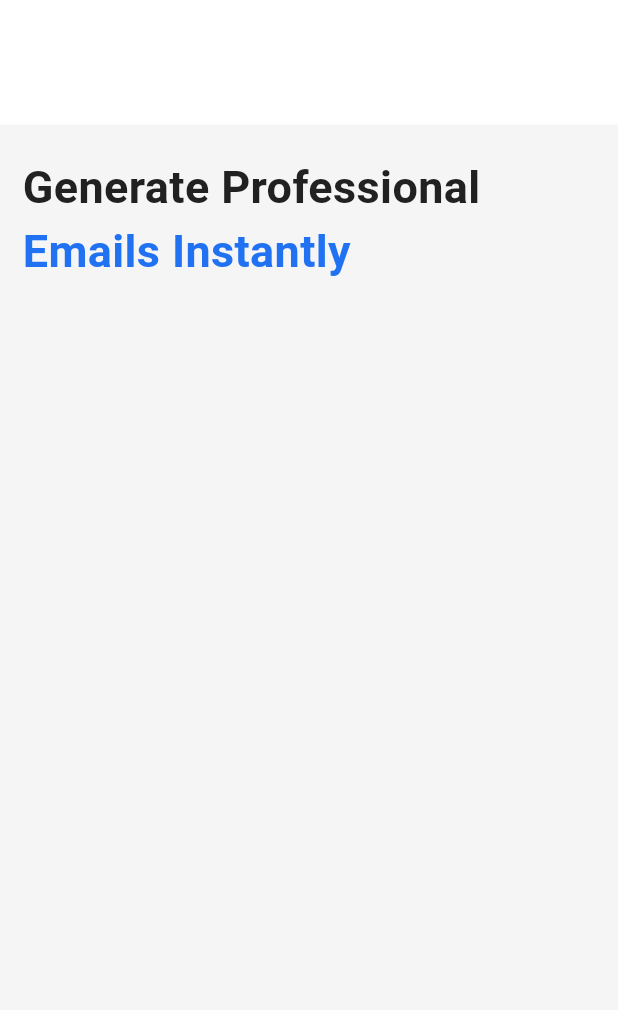
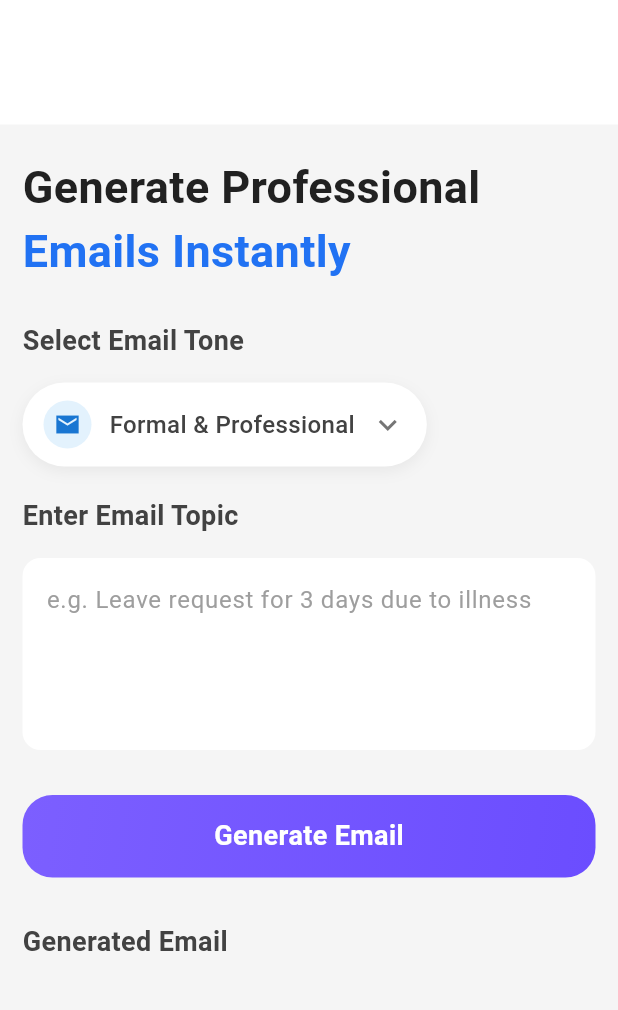
Before and after one commit to thizkavinda25/MailMuse-AI-Flutter-Gemini-, a Flutter app: the screen it shows after launch, on a phone screen of 412 x 824 dp, the part 78-1088 px from its top. Run offline on Flutter 3.47's test engine with Material 3 defaults, Android fonts, the phone set to English and light mode, and no system bars; our stand-ins replace google_fonts, logger, lottie.

Commit message:
implement Gemini request handling

```diff
--- a/analysis_options.yaml
+++ b/analysis_options.yaml
@@ -7,6 +7,9 @@
 
 # The following line activates a set of recommended lints for Flutter apps,
 # packages, and plugins designed to encourage good coding practices.
+analyzer:
+  errors:
+    deprecated_member_use: ignore
 include: package:flutter_lints/flutter.yaml
 
 linter:
--- a/lib/main.dart
+++ b/lib/main.dart
@@ -1,5 +1,7 @@
 import 'package:flutter/material.dart';
+import 'package:provider/provider.dart';
 import 'package:mail_muse/screens/home_screen.dart';
+import 'providers/email_provider.dart';
 
 void main() {
   runApp(const MyApp());
@@ -10,13 +12,16 @@ class MyApp extends StatelessWidget {
 
   @override
   Widget build(BuildContext context) {
-    return MaterialApp(
-      debugShowCheckedModeBanner: false,
-      title: 'Flutter Demo',
-      theme: ThemeData(
-        colorScheme: ColorScheme.fromSeed(seedColor: Colors.deepPurple),
+    return ChangeNotifierProvider(
+      create: (_) => EmailProvider(),
+      child: MaterialApp(
+        debugShowCheckedModeBanner: false,
+        title: 'MailMuse AI',
+        theme: ThemeData(
+          colorScheme: ColorScheme.fromSeed(seedColor: Colors.deepPurple),
+        ),
+        home: const HomeScreen(),
       ),
-      home: const HomeScreen(),
     );
   }
 }
--- /dev/null
+++ b/lib/models/email_model.dart
@@ -0,0 +1,6 @@
+class EmailModel {
+  final String tone;
+  final String topic;
+
+  EmailModel({required this.tone, required this.topic});
+}
--- /dev/null
+++ b/lib/providers/email_provider.dart
@@ -0,0 +1,45 @@
+import 'package:flutter/material.dart';
+import '../services/gemini_service.dart';
+
+class EmailProvider extends ChangeNotifier {
+  String _selectedTone = 'Formal & Professional';
+  String _generatedEmail = '';
+  bool _isLoading = false;
+
+  final GeminiService _geminiService = GeminiService();
+
+  String get selectedTone => _selectedTone;
+  String get generatedEmail => _generatedEmail;
+  bool get isLoading => _isLoading;
+
+  void updateTone(String tone) {
+    _selectedTone = tone;
+    notifyListeners();
+  }
+
+  Future<void> generateEmail(
+    String topic,
+    TextEditingController controller,
+  ) async {
+    if (topic.trim().isEmpty) return;
+
+    _isLoading = true;
+    _generatedEmail = '';
+    notifyListeners();
+
+    try {
+      final result = await _geminiService.generateEmail(
+        topic: topic,
+        tone: _selectedTone,
+      );
+
+      _generatedEmail = result;
+      controller.clear();
+    } catch (e) {
+      _generatedEmail = "Error generating email. Please try again.";
+    }
+
+    _isLoading = false;
+    notifyListeners();
+  }
+}
--- a/lib/screens/home_screen.dart
+++ b/lib/screens/home_screen.dart
@@ -1,6 +1,12 @@
 import 'package:flutter/material.dart';
+import 'package:flutter/services.dart';
+import 'package:google_fonts/google_fonts.dart';
+import 'package:provider/provider.dart';
 import 'package:mail_muse/widgets/custom_app_bar.dart';
+import 'package:mail_muse/widgets/custom_button.dart';
 import 'package:mail_muse/widgets/home_header_text.dart';
+import 'package:mail_muse/widgets/popup_menu.dart';
+import '../providers/email_provider.dart';
 
 class HomeScreen extends StatefulWidget {
   const HomeScreen({super.key});
@@ -10,11 +16,16 @@ class HomeScreen extends StatefulWidget {
 }
 
 class _HomeScreenState extends State<HomeScreen> {
+  final TextEditingController topicController = TextEditingController();
+
   @override
   Widget build(BuildContext context) {
+    final provider = Provider.of<EmailProvider>(context);
+
     return Scaffold(
       backgroundColor: Colors.grey.shade100,
-      body: Column(
+      body: SingleChildScrollView(
+        child: Column(
           crossAxisAlignment: CrossAxisAlignment.start,
           children: [
             const CustomAppBar(),
@@ -23,11 +34,127 @@ class _HomeScreenState extends State<HomeScreen> {
               padding: const EdgeInsets.symmetric(horizontal: 15),
               child: Column(
                 crossAxisAlignment: CrossAxisAlignment.start,
-              children: [const HomeHeaderText()],
+                children: [
+                  const HomeHeaderText(),
+                  SizedBox(height: 25),
+                  _subText('Select Email Tone'),
+                  SizedBox(height: 15),
+                  const PopupMenu(),
+                  SizedBox(height: 20),
+                  _subText('Enter Email Topic'),
+                  SizedBox(height: 15),
+                  TextField(
+                    controller: topicController,
+                    maxLines: 4,
+                    decoration: InputDecoration(
+                      filled: true,
+                      fillColor: Colors.white,
+                      hintText: 'e.g. Leave request for 3 days due to illness',
+                      hintStyle: GoogleFonts.roboto(
+                        fontSize: 16,
+                        color: Colors.grey.shade500,
+                      ),
+                      border: OutlineInputBorder(
+                        borderRadius: BorderRadius.circular(12),
+                        borderSide: BorderSide.none,
+                      ),
+                    ),
+                  ),
+                  SizedBox(height: 30),
+                  CustomButton(
+                    text: 'Generate Email',
+                    onTap: () => provider.generateEmail(
+                      topicController.text,
+                      topicController,
+                    ),
+                  ),
+                  SizedBox(height: 30),
+                  _subText('Generated Email'),
+                  SizedBox(height: 15),
+
+                  if (provider.isLoading)
+                    Center(child: CircularProgressIndicator()),
+
+                  if (provider.generatedEmail.isNotEmpty)
+                    Container(
+                      padding: EdgeInsets.all(16),
+                      decoration: BoxDecoration(
+                        color: Colors.white,
+                        borderRadius: BorderRadius.circular(12),
+                        boxShadow: [
+                          BoxShadow(
+                            color: Colors.black.withOpacity(0.05),
+                            blurRadius: 8,
+                            offset: Offset(0, 3),
+                          ),
+                        ],
+                      ),
+                      child: Column(
+                        crossAxisAlignment: CrossAxisAlignment.start,
+                        children: [
+                          Row(
+                            mainAxisAlignment: MainAxisAlignment.end,
+                            children: [
+                              GestureDetector(
+                                onTap: () {
+                                  Clipboard.setData(
+                                    ClipboardData(text: provider.generatedEmail),
+                                  );
+                                  ScaffoldMessenger.of(context).showSnackBar(
+                                    SnackBar(
+                                      content: Text("Email copied successfully"),
+                                    ),
+                                  );
+                                },
+                                child: Row(
+                                  children: [
+                                    Icon(
+                                      Icons.copy,
+                                      size: 18,
+                                      color: Colors.grey.shade700,
+                                    ),
+                                    SizedBox(width: 6),
+                                    Text(
+                                      "Copy",
+                                      style: GoogleFonts.roboto(
+                                        fontSize: 14,
+                                        fontWeight: FontWeight.w500,
+                                        color: Colors.grey.shade700,
                                       ),
                                     ),
                                   ],
                                 ),
+                              ),
+                            ],
+                          ),
+                          SizedBox(height: 10),
+                          SelectableText(
+                            provider.generatedEmail,
+                            style: GoogleFonts.roboto(
+                              fontSize: 16,
+                              color: Colors.grey.shade800,
+                            ),
+                          ),
+                        ],
+                      ),
+                    ),
+                ],
+              ),
+            ),
+          ],
+        ),
+      ),
     );
   }
 }
+
+Widget _subText(String text) {
+  return Text(
+    text,
+    style: GoogleFonts.roboto(
+      fontSize: 18,
+      fontWeight: FontWeight.w600,
+      color: Colors.grey.shade800,
+    ),
+  );
+}
--- /dev/null
+++ b/lib/services/gemini_service.dart
@@ -0,0 +1,51 @@
+import 'dart:convert';
+import 'package:http/http.dart' as http;
+import 'package:logger/logger.dart';
+
+class GeminiService {
+  static const String _apiKey = "AIzaSyCktHsSm1nAkxTQhdqubhT-o-jC9ehlFoo";
+
+  static const String _baseUrl =
+      "https://generativelanguage.googleapis.com/v1/models/gemini-pro:generateContent";
+
+  final Logger _logger = Logger();
+
+  Future<String> generateEmail({
+    required String topic,
+    required String tone,
+  }) async {
+    final url = Uri.parse("$_baseUrl?key=$_apiKey");
+
+    try {
+      final response = await http.post(
+        url,
+        headers: {"Content-Type": "application/json"},
+        body: jsonEncode({
+          "contents": [
+            {
+              "parts": [
+                {
+                  "text":
+                      "Write a $tone email about the following topic:\n\n$topic",
+                },
+              ],
+            },
+          ],
+        }),
+      );
+
+      if (response.statusCode == 200) {
+        final data = jsonDecode(response.body);
+        return data["candidates"][0]["content"]["parts"][0]["text"];
+      } else {
+        _logger.e(
+          "Gemini API Error: ${response.statusCode} - ${response.body}",
+        );
+        throw Exception("Failed to generate email");
+      }
+    } catch (e) {
+      _logger.e("Exception: $e");
+      rethrow;
+    }
+  }
+}
--- /dev/null
+++ b/lib/widgets/custom_button.dart
@@ -0,0 +1,42 @@
+import 'package:flutter/material.dart';
+import 'package:google_fonts/google_fonts.dart';
+
+class CustomButton extends StatelessWidget {
+  final String text;
+  final VoidCallback onTap;
+  const CustomButton({super.key, required this.text, required this.onTap});
+
+  @override
+  Widget build(BuildContext context) {
+    return GestureDetector(
+      onTap: onTap,
+      child: Container(
+        width: double.infinity,
+        height: 55,
+        decoration: BoxDecoration(
+          gradient: LinearGradient(
+            colors: [Color(0xFF7C5FFF), Color(0xFF6B4DFF)],
+            begin: Alignment.topLeft,
+            end: Alignment.bottomRight,
+          ),
+          borderRadius: BorderRadius.circular(20),
+        ),
+        child: Center(
+          child: Row(
+            mainAxisAlignment: MainAxisAlignment.center,
+            children: [
+              Text(
+                text,
+                style: GoogleFonts.roboto(
+                  fontSize: 18,
+                  fontWeight: FontWeight.w600,
+                  color: Colors.white,
+                ),
+              ),
+            ],
+          ),
+        ),
+      ),
+    );
+  }
+}
--- /dev/null
+++ b/lib/widgets/popup_menu.dart
@@ -0,0 +1,64 @@
+import 'package:flutter/material.dart';
+import 'package:google_fonts/google_fonts.dart';
+import 'package:provider/provider.dart';
+import '../providers/email_provider.dart';
+
+class PopupMenu extends StatelessWidget {
+  const PopupMenu({super.key});
+
+  @override
+  Widget build(BuildContext context) {
+    final provider = Provider.of<EmailProvider>(context);
+
+    final List<String> tones = [
+      'Formal & Professional',
+      'Casual & Friendly',
+      'Concise',
+      'Enthusiastic',
+      'Persuasive',
+    ];
+
+    return PopupMenuButton<String>(
+      onSelected: provider.updateTone,
+      itemBuilder: (context) =>
+          tones.map((t) => PopupMenuItem(value: t, child: Text(t))).toList(),
+      shape: RoundedRectangleBorder(borderRadius: BorderRadius.circular(8)),
+      child: Container(
+        padding: const EdgeInsets.symmetric(horizontal: 14, vertical: 12),
+        decoration: BoxDecoration(
+          color: Colors.white,
+          borderRadius: BorderRadius.circular(30),
+          boxShadow: [
+            BoxShadow(
+              color: Colors.black.withOpacity(0.06),
+              blurRadius: 8,
+              offset: Offset(0, 3),
+            ),
+          ],
+        ),
+        child: Row(
+          mainAxisSize: MainAxisSize.min,
+          children: [
+            CircleAvatar(
+              radius: 16,
+              backgroundColor: Colors.blue.shade50,
+              child: Icon(Icons.mail_sharp,
+                  size: 18, color: Colors.blue.shade700),
+            ),
+            const SizedBox(width: 12),
+            Text(
+              provider.selectedTone,
+              style: GoogleFonts.roboto(
+                fontSize: 16,
+                fontWeight: FontWeight.w500,
+                color: Colors.grey.shade800,
+              ),
+            ),
+            const SizedBox(width: 10),
+            Icon(Icons.keyboard_arrow_down, color: Colors.grey.shade600),
+          ],
+        ),
+      ),
+    );
+  }
+}
--- a/pubspec.yaml
+++ b/pubspec.yaml
@@ -37,6 +37,8 @@ dependencies:
   google_fonts: ^6.3.2
   lottie: ^3.3.1
   http: ^1.6.0
+  provider: ^6.1.5+1
+  logger: ^2.6.2
 
 dev_dependencies:
   flutter_test:
```
Also changed, not shown: flutter_01.png (added), pubspec.lock, 3 other files. Lines whose indentation alone changed are shown as unchanged.
